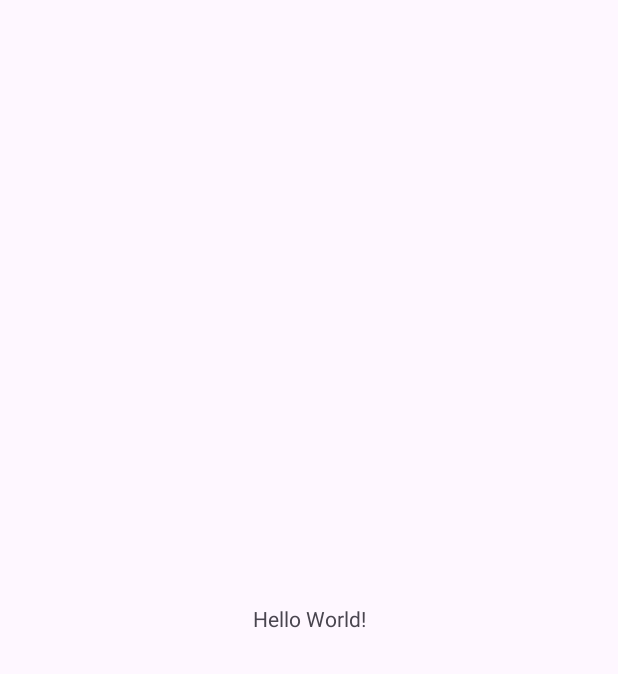
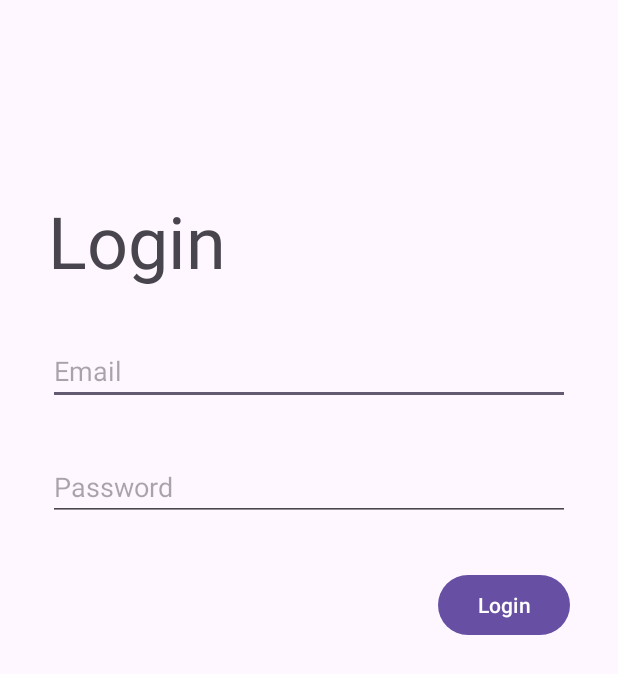
Before and after one commit to Zewzit/MapRunners-AR, an Android app: the screen it shows after launch (MainActivity before the commit, LoginActivity after it), on a phone screen of 412 x 824 dp. Before the commit the part shown is almost empty. Shown: the top 674 px of the screen. Run offline under Robolectric (Android 15) with nearby library versions, the phone set to English and light mode, and no system bars.

Commit message:
Create base login screen UI

```diff
--- a/app/src/main/AndroidManifest.xml
+++ b/app/src/main/AndroidManifest.xml
@@ -13,13 +13,16 @@
         android:theme="@style/Theme.MapRunnersAR"
         tools:targetApi="31">
         <activity
-            android:name=".MainActivity"
+            android:name=".views.LoginActivity"
             android:exported="true">
             <intent-filter>
                 <action android:name="android.intent.action.MAIN" />
-
                 <category android:name="android.intent.category.LAUNCHER" />
             </intent-filter>
+        </activity>
+        <activity
+            android:name=".views.MainActivity"
+            android:exported="false">
         </activity>
     </application>
 
--- a/app/src/main/java/com/example/maprunnersar/MainActivity.java
+++ b/app/src/main/java/com/example/maprunnersar/views/LoginActivity.java
@@ -1,14 +1,16 @@
-package com.example.maprunnersar;
+package com.example.maprunnersar.views;
 
 import androidx.appcompat.app.AppCompatActivity;
 
 import android.os.Bundle;
 
-public class MainActivity extends AppCompatActivity {
+import com.example.maprunnersar.R;
+
+public class LoginActivity extends AppCompatActivity {
 
     @Override
     protected void onCreate(Bundle savedInstanceState) {
         super.onCreate(savedInstanceState);
-        setContentView(R.layout.activity_main);
+        setContentView(R.layout.activity_login);
     }
 }
--- /dev/null
+++ b/app/src/main/java/com/example/maprunnersar/views/MainActivity.java
@@ -0,0 +1,16 @@
+package com.example.maprunnersar.views;
+
+import androidx.appcompat.app.AppCompatActivity;
+
+import android.os.Bundle;
+
+import com.example.maprunnersar.R;
+
+public class MainActivity extends AppCompatActivity {
+
+    @Override
+    protected void onCreate(Bundle savedInstanceState) {
+        super.onCreate(savedInstanceState);
+        setContentView(R.layout.activity_main);
+    }
+}
--- /dev/null
+++ b/app/src/main/res/layout/activity_login.xml
@@ -0,0 +1,59 @@
+<?xml version="1.0" encoding="utf-8"?>
+<androidx.constraintlayout.widget.ConstraintLayout xmlns:android="http://schemas.android.com/apk/res/android"
+    xmlns:app="http://schemas.android.com/apk/res-auto"
+    xmlns:tools="http://schemas.android.com/tools"
+    android:layout_width="match_parent"
+    android:layout_height="match_parent"
+    tools:context=".views.LoginActivity">
+
+    <EditText
+        android:id="@+id/editTextTextEmailAddress"
+        android:layout_width="0dp"
+        android:layout_height="wrap_content"
+        android:layout_marginStart="32dp"
+        android:layout_marginTop="32dp"
+        android:layout_marginEnd="32dp"
+        android:ems="10"
+        android:hint="Email"
+        android:inputType="textEmailAddress"
+        android:textSize="18sp"
+        app:layout_constraintEnd_toEndOf="parent"
+        app:layout_constraintHorizontal_bias="0.0"
+        app:layout_constraintStart_toStartOf="parent"
+        app:layout_constraintTop_toBottomOf="@+id/textView" />
+
+    <TextView
+        android:id="@+id/textView"
+        android:layout_width="wrap_content"
+        android:layout_height="wrap_content"
+        android:layout_marginStart="32dp"
+        android:layout_marginTop="128dp"
+        android:text="Login"
+        android:textSize="48sp"
+        app:layout_constraintStart_toStartOf="parent"
+        app:layout_constraintTop_toTopOf="parent" />
+
+    <EditText
+        android:id="@+id/editTextTextPassword"
+        android:layout_width="0dp"
+        android:layout_height="wrap_content"
+        android:layout_marginStart="32dp"
+        android:layout_marginTop="32dp"
+        android:layout_marginEnd="32dp"
+        android:ems="10"
+        android:hint="Password"
+        android:inputType="textPassword"
+        app:layout_constraintEnd_toEndOf="parent"
+        app:layout_constraintStart_toStartOf="parent"
+        app:layout_constraintTop_toBottomOf="@+id/editTextTextEmailAddress" />
+
+    <Button
+        android:id="@+id/button"
+        android:layout_width="wrap_content"
+        android:layout_height="wrap_content"
+        android:layout_marginTop="32dp"
+        android:layout_marginEnd="32dp"
+        android:text="Login"
+        app:layout_constraintEnd_toEndOf="parent"
+        app:layout_constraintTop_toBottomOf="@+id/editTextTextPassword" />
+</androidx.constraintlayout.widget.ConstraintLayout>
--- a/app/src/main/res/layout/activity_main.xml
+++ b/app/src/main/res/layout/activity_main.xml
@@ -4,7 +4,7 @@
     xmlns:tools="http://schemas.android.com/tools"
     android:layout_width="match_parent"
     android:layout_height="match_parent"
-    tools:context=".MainActivity">
+    tools:context=".views.MainActivity">
 
     <TextView
         android:layout_width="wrap_content"
```
